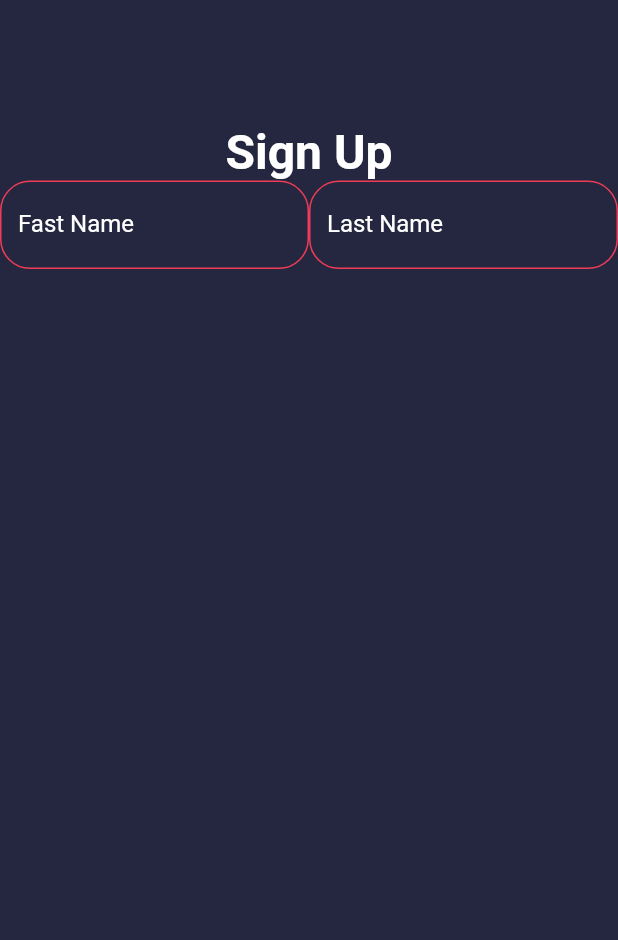
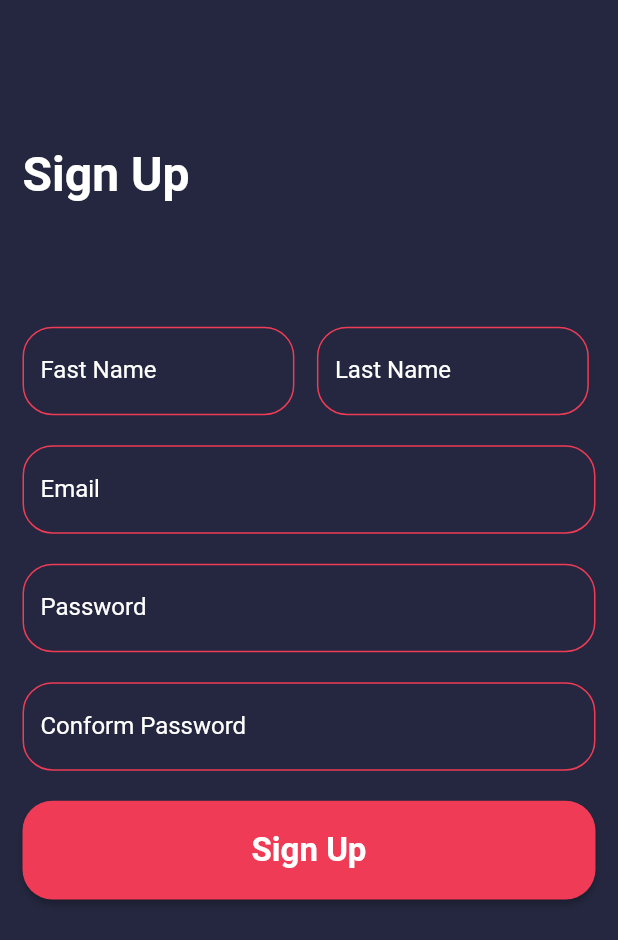
Before and after one commit to MuhammedNihalcp/social_media_app, a Flutter app: the screen it shows after launch, on a phone screen of 412 x 824 dp. Shown: the top 940 px of the screen. Run offline on Flutter 3.47's test engine with Material 2 defaults, Android fonts, the phone set to English and light mode, and no system bars.

Commit message:
update sugn up screen

```diff
--- a/lib/Screen/auth/sign_up_screen/controller/sign_up_controller.dart
+++ b/lib/Screen/auth/sign_up_screen/controller/sign_up_controller.dart
@@ -1,8 +1,12 @@
 import 'package:flutter/material.dart';
+import 'package:social_media_app/core/const_color.dart';
 
 class SignUPController extends ChangeNotifier {
   TextEditingController firstnamecontroller = TextEditingController();
   TextEditingController lastnamecontroller = TextEditingController();
+  TextEditingController emailcontroller = TextEditingController();
+  TextEditingController passwordcontroller = TextEditingController();
+  TextEditingController conformpasswordcontroller = TextEditingController();
 
   String? usernameValidation(String? value) {
     if (value == null || value.isEmpty) {
@@ -13,4 +17,63 @@ class SignUPController extends ChangeNotifier {
       return null;
     }
   }
+
+  String? emailValdation(String? value) {
+    if (value == null || value.isEmpty) {
+      return 'Please enter your email';
+    } else if (!RegExp(
+            r'^(([^<>()[\]\\.,;:\s@\"]+(\.[^<>()[\]\\.,;:\s@\"]+)*)|(\".+\"))@((\[[0-9]{1,3}\.[0-9]{1,3}\.[0-9]{1,3}\.[0-9]{1,3}\])|(([a-zA-Z\-0-9]+\.)+[a-zA-Z]{2,}))$')
+        .hasMatch(value)) {
+      return 'Invalid email , please enter correct email';
+    } else {
+      return null;
+    }
+  }
+
+  String? passwordValdation(String? value) {
+    if (value == null || value.isEmpty) {
+      return 'Please enter your password';
+    } else if (value.length < 8) {
+      return 'Password must have atleast 8 character';
+    } else if (value.length > 10) {
+      return 'Password exceeds 8 character';
+    }
+    return null;
+  }
+
+  String? confirmpasswordValdation(String? value) {
+    if (value == null || value.isEmpty) {
+      return 'Please confirm your password';
+    } else if (value.length < 8) {
+      return 'Password must have atleast 8 character';
+    } else if (value != passwordcontroller.text) {
+      return 'Password does not match';
+    } else {
+      return null;
+    }
+  }
+
+  bool obscureText = true;
+  Icon icon = const Icon(
+    Icons.visibility_off,
+    color: colorBlack,
+  );
+
+  void visibility() {
+    if (obscureText == false) {
+      icon = const Icon(
+        Icons.visibility_off,
+        color: colorBlack,
+      );
+      obscureText = true;
+      notifyListeners();
+    } else {
+      icon = const Icon(
+        Icons.visibility,
+        color: colorBlack,
+      );
+      obscureText = false;
+      notifyListeners();
+    }
+  }
 }
--- a/lib/Screen/auth/sign_up_screen/view/sign_up_view.dart
+++ b/lib/Screen/auth/sign_up_screen/view/sign_up_view.dart
@@ -1,3 +1,5 @@
+import 'dart:developer';
+
 import 'package:flutter/material.dart';
 import 'package:provider/provider.dart';
 import 'package:social_media_app/Screen/auth/sign_up_screen/controller/sign_up_controller.dart';
@@ -6,29 +8,42 @@ import 'package:social_media_app/core/const_style.dart';
 import 'package:social_media_app/util/TextFormFieldWidget/text_form_field_widget.dart';
 
 class ScreenSignUP extends StatelessWidget {
-  const ScreenSignUP({super.key});
+  ScreenSignUP({super.key});
+
+  final formKey = GlobalKey<FormState>();
 
   @override
   Widget build(BuildContext context) {
     double width = MediaQuery.of(context).size.width;
-    double heigth = MediaQuery.of(context).size.height;
+    double height = MediaQuery.of(context).size.height;
     return Scaffold(
       backgroundColor: authbackgroundColor,
       body: SafeArea(
         child: Consumer<SignUPController>(
-          builder: (context, value, child) => Column(
+          builder: (context, value, child) => Padding(
+            padding: const EdgeInsets.all(15.0),
+            child: Form(
+              key: formKey,
+              child: ListView(
                 children: [
                   SizedBox(
-                height: heigth * 0.1,
+                    height: height * 0.1,
                   ),
-              const Text(
+                  Row(
+                    children: const [
+                      Text(
                         'Sign Up',
                         style: authTextStyle,
+                      ),
+                    ],
+                  ),
+                  SizedBox(
+                    height: height * 0.1,
                   ),
                   Row(
                     children: [
                       SizedBox(
-                    width: width * 0.5,
+                        width: width * 0.44,
                         child: TextFormFieldWidget(
                           controller: value.firstnamecontroller,
                           validator: (name) {
@@ -38,8 +53,9 @@ class ScreenSignUP extends StatelessWidget {
                           keyboardType: TextInputType.name,
                         ),
                       ),
+                      kwidth15,
                       SizedBox(
-                    width: width * 0.5,
+                        width: width * 0.44,
                         child: TextFormFieldWidget(
                           controller: value.lastnamecontroller,
                           validator: (name) {
@@ -48,10 +64,63 @@ class ScreenSignUP extends StatelessWidget {
                           labelText: 'Last Name',
                           keyboardType: TextInputType.name,
                         ),
-                  )
+                      ),
                     ],
-              )
+                  ),
+                  kheight20,
+                  TextFormFieldWidget(
+                    labelText: 'Email',
+                    keyboardType: TextInputType.emailAddress,
+                    controller: value.emailcontroller,
+                    validator: (email) {
+                      return value.emailValdation(email);
+                    },
+                  ),
+                  kheight20,
+                  TextFormFieldWidget(
+                    labelText: 'Password',
+                    keyboardType: TextInputType.name,
+                    controller: value.passwordcontroller,
+                    validator: (password) {
+                      return value.passwordValdation(password);
+                    },
+                  ),
+                  kheight20,
+                  TextFormFieldWidget(
+                    labelText: 'Conform Password',
+                    keyboardType: TextInputType.name,
+                    controller: value.conformpasswordcontroller,
+                    validator: (conformpassword) {
+                      return value.confirmpasswordValdation(conformpassword);
+                    },
+                  ),
+                  kheight20,
+                  ElevatedButton(
+                      style: ButtonStyle(
+                        backgroundColor:
+                            MaterialStateProperty.all(authbuttoncolor),
+                        fixedSize: MaterialStateProperty.all(
+                          Size(width * 0.8, height * 0.08),
+                        ),
+                        shape:
+                            MaterialStateProperty.all<RoundedRectangleBorder>(
+                          RoundedRectangleBorder(
+                            borderRadius: BorderRadius.circular(20),
+                          ),
+                        ),
+                      ),
+                      onPressed: () {
+                        if (formKey.currentState!.validate()) {
+                          log('pressed');
+                        }
+                      },
+                      child: const Text(
+                        'Sign Up',
+                        style: authButtonTextStyle,
+                      ))
                 ],
+              ),
+            ),
           ),
         ),
       ),
--- a/lib/core/const_color.dart
+++ b/lib/core/const_color.dart
@@ -4,3 +4,5 @@ const authbackgroundColor = Color.fromARGB(255, 36, 39, 63);
 
 const authbuttoncolor = Color.fromARGB(255, 239, 59, 86);
 const colorWhith = Colors.white;
+
+const colorBlack = Colors.black;
--- a/lib/core/const_style.dart
+++ b/lib/core/const_style.dart
@@ -7,3 +7,25 @@ const authTextStyle = TextStyle(
   fontSize: 32,
   color: colorWhith,
 );
+
+const kheight10 = SizedBox(
+  height: 10,
+);
+const kheight20 = SizedBox(
+  height: 20,
+);
+const kheight5 = SizedBox(
+  height: 5,
+);
+const kwidth10 = SizedBox(
+  width: 10,
+);
+const kwidth15 = SizedBox(
+  width: 15,
+);
+
+const authButtonTextStyle = TextStyle(
+  fontWeight: FontWeight.bold,
+  fontSize: 22,
+  color: colorWhith,
+);
--- a/lib/util/TextFormFieldWidget/text_form_field_widget.dart
+++ b/lib/util/TextFormFieldWidget/text_form_field_widget.dart
@@ -2,7 +2,7 @@ import 'package:flutter/material.dart';
 import 'package:social_media_app/core/const_color.dart';
 
 class TextFormFieldWidget extends StatelessWidget {
-   TextFormFieldWidget({
+  TextFormFieldWidget({
     super.key,
     required this.labelText,
     required this.keyboardType,
@@ -16,6 +16,7 @@ class TextFormFieldWidget extends StatelessWidget {
   @override
   Widget build(BuildContext context) {
     return TextFormField(
+      style: const TextStyle(color: colorWhith),
       controller: controller,
       validator: validator,
       keyboardType: keyboardType,
```
Lines whose indentation alone changed are shown as unchanged.
